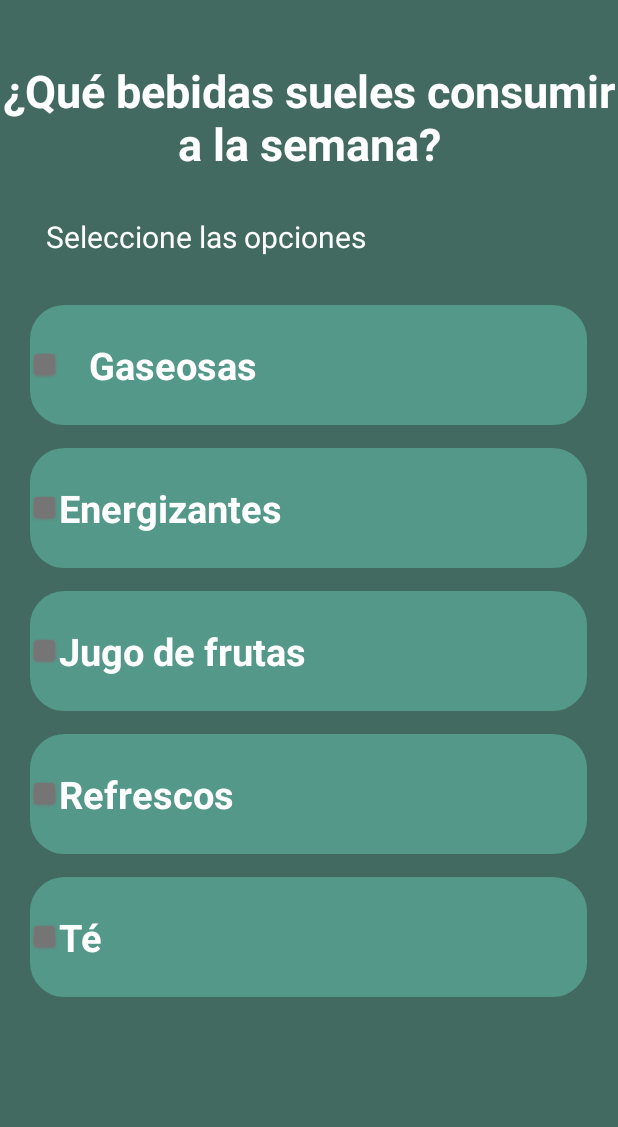
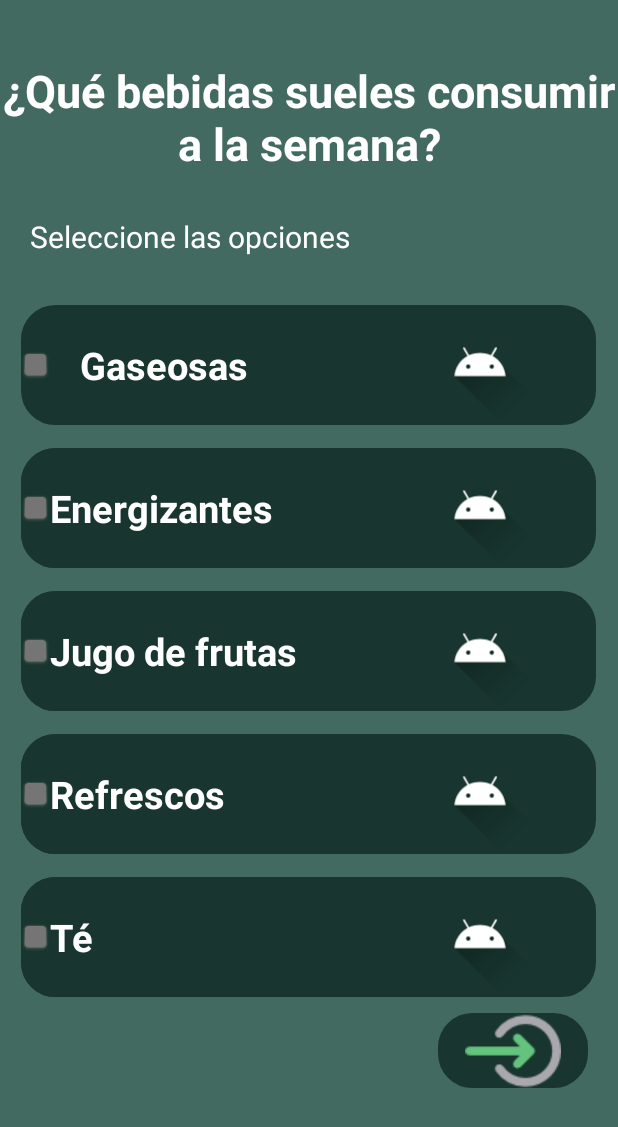
Before and after one commit to LuisT0p20/CarbonoZero, an Android app: the Bebidas screen opened directly, with no data from a screen before it, on a phone screen of 412 x 824 dp. Shown: the top 1127 px of the screen. Run offline under Robolectric (Android 15) with nearby library versions, the phone set to English and light mode, and no system bars; pictures from the network do not load.

Commit message:
estilo 2

```diff
--- a/app/src/main/java/com/example/clase1/Starting.java
+++ b/app/src/main/java/com/example/clase1/Starting.java
@@ -12,15 +12,15 @@ import com.bumptech.glide.Glide;
 
 public class Starting extends AppCompatActivity {
     Handler handler = new Handler();
-    private ImageView loading;
+    private ImageView Loading;
     @Override
     protected void onCreate(Bundle savedInstanceState) {
         super.onCreate(savedInstanceState);
         setContentView(R.layout.activity_starting);
-        loading = findViewById(R.id.loading);
+        Loading = findViewById(R.id.loading);
         String url_loading = "https://usagif.com/wp-content/uploads/loading-25.gif";
         Uri urlplace = Uri.parse(url_loading);
-        Glide.with(getApplicationContext()).load(url_loading).into(loading);
+        Glide.with(getApplicationContext()).load(url_loading).into(Loading);
         handler.postDelayed(new Runnable() {
             @Override
             public void run() {
--- a/app/src/main/res/drawable/my_shape.xml
+++ b/app/src/main/res/drawable/my_shape.xml
@@ -2,7 +2,7 @@
     android:shape="rectangle">
     <gradient
         android:type="linear"
-        android:startColor="#28836C"
-        android:endColor="#05241C"
+        android:startColor="#06b342"
+        android:endColor="#14F572"
         android:angle="80"/>
 </shape>
--- a/app/src/main/res/drawable/redondeo.xml
+++ b/app/src/main/res/drawable/redondeo.xml
@@ -6,11 +6,11 @@
                 android:radius="15dp"
                 ></corners>
             <stroke
-                android:color="@color/Checkbox"
+                android:color="#18362F"
                 android:width="15dp"
                 ></stroke>
             <solid
-                android:color="@color/Checkbox"
+                android:color="#18362F"
                 ></solid>
         </shape>
     </item>
--- a/app/src/main/res/layout/activity_bebidas.xml
+++ b/app/src/main/res/layout/activity_bebidas.xml
@@ -1,9 +1,10 @@
 <?xml version="1.0" encoding="utf-8"?>
-<androidx.constraintlayout.widget.ConstraintLayout xmlns:android="http://schemas.android.com/apk/res/android"
+<LinearLayout xmlns:android="http://schemas.android.com/apk/res/android"
     xmlns:app="http://schemas.android.com/apk/res-auto"
     xmlns:tools="http://schemas.android.com/tools"
     android:layout_width="match_parent"
     android:layout_height="match_parent"
+    android:orientation="vertical"
     android:background="@color/fondoInicio"
     tools:context=".Bebidas">
 
@@ -16,11 +17,7 @@
         android:textAlignment="center"
         android:textColor="@color/white"
         android:textSize="30sp"
-        android:textStyle="bold"
-        app:layout_constraintEnd_toEndOf="parent"
-        app:layout_constraintHorizontal_bias="0.0"
-        app:layout_constraintStart_toStartOf="parent"
-        app:layout_constraintTop_toTopOf="parent" />
+        android:textStyle="bold" />
 
     <TextView
         android:id="@+id/textView2"
@@ -29,38 +26,51 @@
         android:layout_marginTop="28dp"
         android:text="@string/Seleccione_repuesta"
         android:textColor="@color/white"
-        android:textSize="20sp"
-        app:layout_constraintEnd_toEndOf="parent"
-        app:layout_constraintHorizontal_bias="0.153"
-        app:layout_constraintStart_toStartOf="parent"
-        app:layout_constraintTop_toBottomOf="@+id/textView" />
+        android:layout_marginStart="20dp"
+        android:textSize="20sp" />
 
     <LinearLayout
-        android:layout_width="371dp"
-        android:layout_height="498dp"
+        android:layout_width="383dp"
+        android:layout_height="472dp"
         android:layout_marginTop="32dp"
-        android:orientation="vertical"
-        app:layout_constraintEnd_toEndOf="parent"
-        app:layout_constraintHorizontal_bias="0.486"
-        app:layout_constraintStart_toStartOf="parent"
-        app:layout_constraintTop_toBottomOf="@+id/textView2">
+        android:layout_gravity="center"
+        android:orientation="vertical">
+
+        <LinearLayout
+            android:layout_width="match_parent"
+            android:layout_height="80dp"
+            android:layout_marginBottom="15dp"
+            android:background="@drawable/redondeo">
 
             <CheckBox
                 android:id="@+id/box_gaseosas"
-            android:layout_width="match_parent"
+                android:layout_width="258dp"
                 android:layout_height="80dp"
                 android:layout_marginBottom="15dp"
-            android:background="@drawable/redondeo"
+
                 android:button="@drawable/estilo_checkbox"
+                android:padding="20dp"
                 android:text="@string/box_gaseosas"
                 android:textColor="@color/white"
-            android:padding="20dp"
                 android:textSize="25sp"
                 android:textStyle="bold" />
 
+            <ImageView
+                android:layout_width="96dp"
+                android:layout_height="match_parent"
+                android:src="@drawable/ic_launcher_foreground"></ImageView>
+        </LinearLayout>
+
+        <LinearLayout
+            android:layout_width="match_parent"
+            android:layout_height="80dp"
+            android:orientation="horizontal"
+            android:layout_marginBottom="15dp"
+            android:background="@drawable/redondeo">
+
             <CheckBox
                 android:id="@+id/box_energizantes"
-            android:layout_width="match_parent"
+                android:layout_width="258dp"
                 android:layout_height="80dp"
                 android:layout_marginBottom="15dp"
                 android:background="@drawable/redondeo"
@@ -68,11 +78,23 @@
                 android:text="@string/box_energizantes"
                 android:textColor="@color/white"
                 android:textSize="25sp"
-            android:textStyle="bold" />
+                android:textStyle="bold" ></CheckBox>
+            <ImageView
+                android:layout_width="96dp"
+                android:layout_height="match_parent"
+                android:src="@drawable/ic_launcher_foreground"></ImageView>
+        </LinearLayout>
+
+        <LinearLayout
+            android:layout_width="match_parent"
+            android:layout_height="80dp"
+            android:orientation="horizontal"
+            android:layout_marginBottom="15dp"
+            android:background="@drawable/redondeo">
 
             <CheckBox
                 android:id="@+id/box_jugos"
-            android:layout_width="match_parent"
+                android:layout_width="258dp"
                 android:layout_height="80dp"
                 android:layout_marginBottom="15dp"
                 android:background="@drawable/redondeo"
@@ -81,10 +103,21 @@
                 android:textColor="@color/white"
                 android:textSize="25sp"
                 android:textStyle="bold" />
+            <ImageView
+                android:layout_width="96dp"
+                android:layout_height="match_parent"
+                android:src="@drawable/ic_launcher_foreground"></ImageView>
+        </LinearLayout>
 
+        <LinearLayout
+            android:layout_width="match_parent"
+            android:layout_height="80dp"
+            android:orientation="horizontal"
+            android:layout_marginBottom="15dp"
+            android:background="@drawable/redondeo">
             <CheckBox
                 android:id="@+id/box_refrescos"
-            android:layout_width="match_parent"
+                android:layout_width="258dp"
                 android:layout_height="80dp"
                 android:layout_marginBottom="15dp"
                 android:background="@drawable/redondeo"
@@ -93,10 +126,21 @@
                 android:textColor="@color/white"
                 android:textSize="25sp"
                 android:textStyle="bold" />
+            <ImageView
+                android:layout_width="96dp"
+                android:layout_height="match_parent"
+                android:src="@drawable/ic_launcher_foreground"></ImageView>
+        </LinearLayout>
 
+        <LinearLayout
+            android:layout_width="match_parent"
+            android:layout_height="80dp"
+            android:orientation="horizontal"
+            android:layout_marginBottom="15dp"
+            android:background="@drawable/redondeo">
             <CheckBox
                 android:id="@+id/box_te"
-            android:layout_width="match_parent"
+                android:layout_width="258dp"
                 android:layout_height="80dp"
                 android:layout_marginBottom="15dp"
                 android:background="@drawable/redondeo"
@@ -105,6 +149,28 @@
                 android:textColor="@color/white"
                 android:textSize="25sp"
                 android:textStyle="bold" />
+            <ImageView
+                android:layout_width="96dp"
+                android:layout_height="match_parent"
+                android:src="@drawable/ic_launcher_foreground"></ImageView>
         </LinearLayout>
 
-</androidx.constraintlayout.widget.ConstraintLayout>
+    </LinearLayout>
+
+    <LinearLayout
+        android:layout_width="match_parent"
+        android:layout_height="50dp"
+        android:orientation="horizontal"
+        android:layout_marginBottom="15dp"
+        android:gravity="right"
+        android:paddingRight="20dp"
+        >
+        <ImageButton
+            android:layout_width="100dp"
+            android:layout_height="match_parent"
+            android:background="@drawable/redondeo"
+            android:src="@drawable/next"
+            ></ImageButton>
+    </LinearLayout>
+
+</LinearLayout>
--- a/app/src/main/res/layout/activity_starting.xml
+++ b/app/src/main/res/layout/activity_starting.xml
@@ -29,7 +29,7 @@
         android:textStyle="bold"
         android:textColor="@color/white"
         android:layout_marginTop="68dp"
-        android:textSize="25dp"
+        android:textSize="25sp"
         android:text="CarbonoZero" />
 
     <TextView
```
Also changed, not shown: app/src/main/res/drawable/next.png (added). Lines whose indentation alone changed are shown as unchanged.
